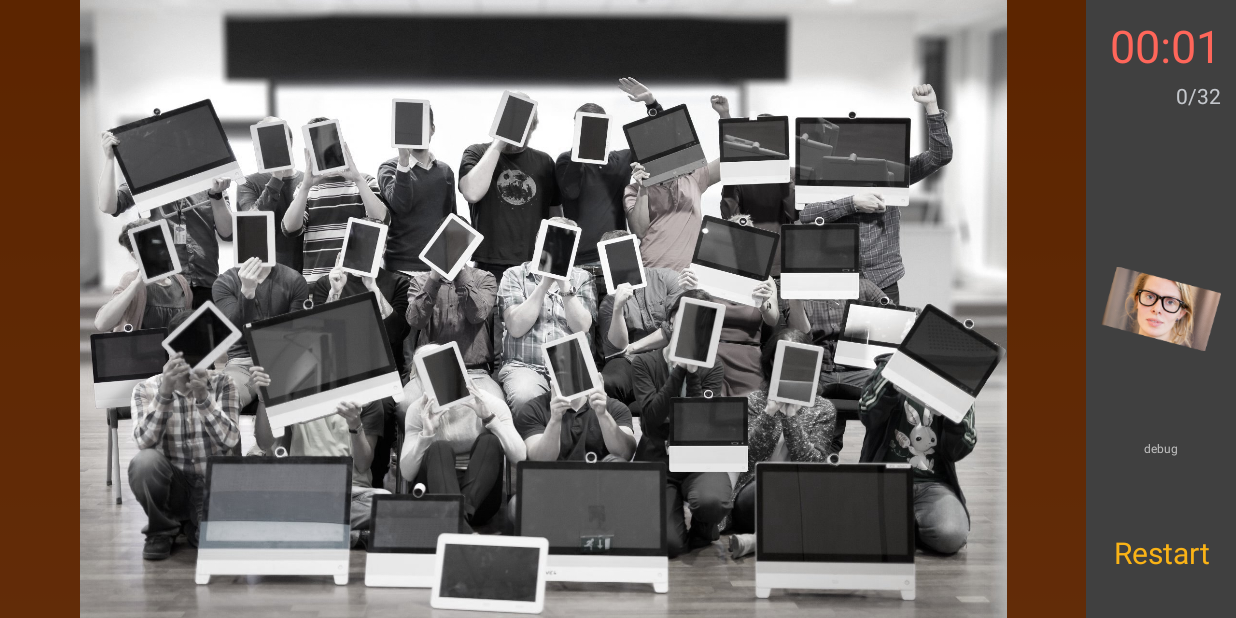
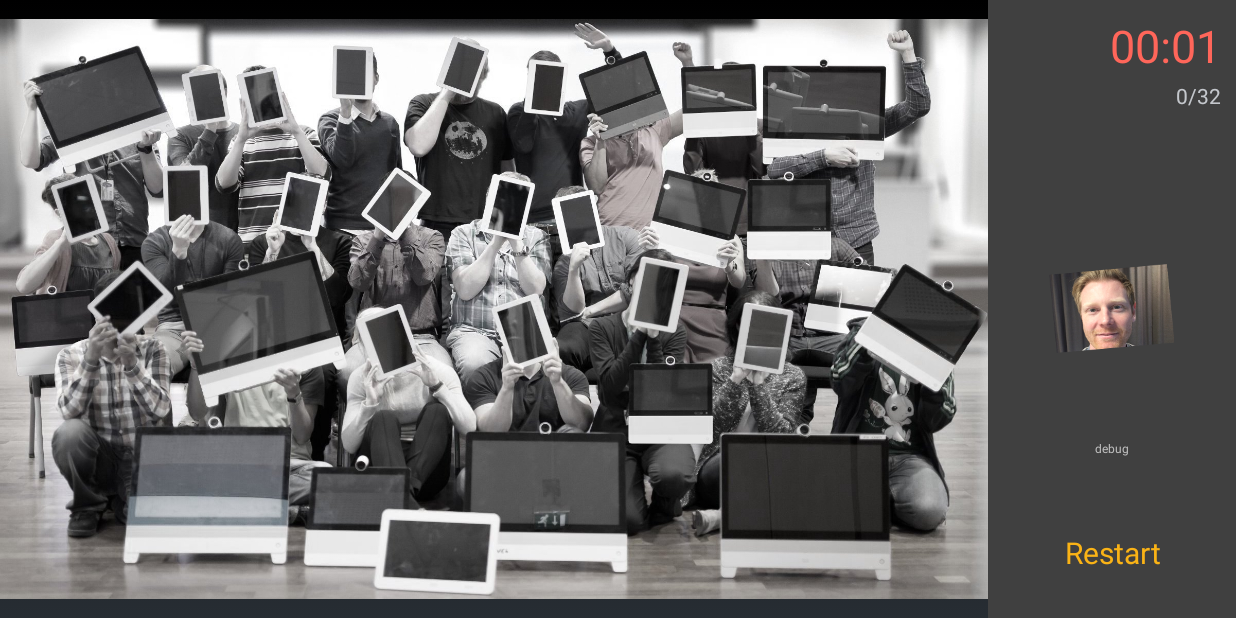
Before and after one commit to bjolseth/photogame, an Android app: the screen it shows after launch (GameActivity), after a tap on "Start", on a phone screen of 824 x 412 dp (held sideways). Run offline under Robolectric (Android 15) with nearby library versions, the phone set to English and light mode, and no system bars.

Commit message:
Good positions for all images. Resized image

```diff
--- a/app/src/main/java/com/cisco/photogame/GameController.java
+++ b/app/src/main/java/com/cisco/photogame/GameController.java
@@ -26,7 +26,9 @@ public class GameController {
     private Context context;
     private long startTime;
     private int totalDudeCount;
-    private final float scaleFactor = 1.21f; // todo find out what this actually should be on iltempo
+
+    // todo should be able to calculate this from image scaling measurements at runtime
+    private final float scaleFactor = 1.37f;
     private Handler timer;
     private SoundController soundController;
 
@@ -42,10 +44,15 @@ public class GameController {
     }
 
     private void setNextPiece() {
-        int index = (int) Math.floor(Math.random() * dudes.size());
-        currentPiece = dudes.remove(index);
-        ((ImageView) game.findViewById(R.id.puzzle_piece)).setImageResource(currentPiece.getBitmapId());
-        updateProgress();
+        //int index = (int) Math.floor(Math.random() * dudes.size());
+        int index = 0;
+        if (dudes.get(index) != null) {
+            currentPiece = dudes.remove(index);
+            ((ImageView) game.findViewById(R.id.puzzle_piece)).setImageResource(currentPiece.getBitmapId());
+            updateProgress();
+        }
+        else
+            debug2("Couldn't locate next piece index %d, dude size=%d", index, dudes.size());
     }
 
     private void startGame() {
@@ -141,7 +148,7 @@ public class GameController {
     }
 
     private void spotFound(Point pos, Dude dude) {
-        debug("Found spot for %s", dude.getName());
+        //debug("Found spot for %s", dude.getName());
         addPieceToBoard(pos, dude);
 
         if (! dudes.isEmpty()) {
--- a/app/src/main/java/com/cisco/photogame/Positions.java
+++ b/app/src/main/java/com/cisco/photogame/Positions.java
@@ -13,38 +13,39 @@ public class Positions {
 
         int defaultSound = R.raw.lasthore;
 
-        piecePositions.add(new Dude(R.drawable.dude_1, defaultSound, "Tony", new Point(0, 0)));
-        piecePositions.add(new Dude(R.drawable.dude_2, R.raw.lasthore, "Lasse", new Point(0, 0)));
-        piecePositions.add(new Dude(R.drawable.dude_3, R.raw.mweeljoh, "Samaneh, Morten", new Point(465, 841)));
-        piecePositions.add(new Dude(R.drawable.dude_4, R.raw.jensand, "Jens", new Point(0, 0)));
-        piecePositions.add(new Dude(R.drawable.dude_5, R.raw.eivhaarr, "Eivind H", new Point(0, 0)));
-        piecePositions.add(new Dude(R.drawable.dude_6, R.raw.johauge, "Jørgen T", new Point( 1399, 856)));
-        piecePositions.add(new Dude(R.drawable.dude_7, R.raw.geibjune, "Geir", new Point(0, 0)));
-        piecePositions.add(new Dude(R.drawable.dude_8, R.raw.stistryn, "Stian", new Point(0, 0)));
-        piecePositions.add(new Dude(R.drawable.dude_9, R.raw.jensand, "Jens Petter", new Point(0, 0)));
-        piecePositions.add(new Dude(R.drawable.dude_10, R.raw.mbaisgar, "Martin", new Point(1428, 254)));
-        piecePositions.add(new Dude(R.drawable.dude_11, R.raw.hbauge, "Håvard", new Point(0, 0)));
-        piecePositions.add(new Dude(R.drawable.dude_12, R.raw.acideron, "Arthur", new Point(0, 0)));
-        piecePositions.add(new Dude(R.drawable.dude_13, R.raw.krthorse, "Kristian", new Point(0, 0)));
-        piecePositions.add(new Dude(R.drawable.dude_14, R.raw.jtrosby, "Jørgen T", new Point(0, 0)));
-        piecePositions.add(new Dude(R.drawable.dude_15, R.raw.vhammer, "Vegard", new Point(0, 0)));
-        piecePositions.add(new Dude(R.drawable.dude_16, R.raw.gpouzera, "Gaël", new Point(0, 0)));
-        piecePositions.add(new Dude(R.drawable.dude_17, R.raw.peknudse, "Petter", new Point(0, 0)));
-        piecePositions.add(new Dude(R.drawable.dude_18, R.raw.heide, "Hans Petter", new Point(291, 245)));
-        piecePositions.add(new Dude(R.drawable.dude_19, defaultSound, "Ainhoa", new Point(0, 0)));
-        piecePositions.add(new Dude(R.drawable.dude_20, R.raw.tbjolset, "Tore", new Point(0, 0)));
-        piecePositions.add(new Dude(R.drawable.dude_21, R.raw.msvennin, "Marve", new Point(0, 0)));
-        piecePositions.add(new Dude(R.drawable.dude_22, defaultSound, "Indrajit", new Point(0, 0)));
-        piecePositions.add(new Dude(R.drawable.dude_23, R.raw.kpeters, "Kalle", new Point(0, 0)));
-        piecePositions.add(new Dude(R.drawable.dude_24, R.raw.kfayelun, "Kristi", new Point(0, 0)));
-        piecePositions.add(new Dude(R.drawable.dude_25, R.raw.emorchbr, "Eivind M B", new Point(0, 0)));
-        piecePositions.add(new Dude(R.drawable.dude_26, R.raw.jogonza4, "Luis", new Point(0, 0)));
-        piecePositions.add(new Dude(R.drawable.dude_27, defaultSound, "Norma", new Point(0, 0)));
-        piecePositions.add(new Dude(R.drawable.dude_28, defaultSound, "Kirti", new Point(0, 0)));
-        piecePositions.add(new Dude(R.drawable.dude_29, defaultSound, "John", new Point(0, 0)));
-        piecePositions.add(new Dude(R.drawable.dude_30, defaultSound, "Lene", new Point(0, 0)));
-        piecePositions.add(new Dude(R.drawable.dude_31, R.raw.adwarpal, "Achyut", new Point(0, 0)));
-        piecePositions.add(new Dude(R.drawable.dude_32, defaultSound, "Bharat", new Point(0, 0)));
+        piecePositions.add(new Dude(R.drawable.dude_1, R.raw.tjosenda, "Tony", new Point(89, 536)));
+        piecePositions.add(new Dude(R.drawable.dude_2, R.raw.lasthore, "Lasse", new Point(1191, 659)));
+        piecePositions.add(new Dude(R.drawable.dude_4, R.raw.jensand, "Jens", new Point(904, 336)));
+        piecePositions.add(new Dude(R.drawable.dude_29, defaultSound, "John", new Point(929, 558)));
+        piecePositions.add(new Dude(R.drawable.dude_25, R.raw.emorchbr, "Eivind M B", new Point(1401, 331)));
+
+        piecePositions.add(new Dude(R.drawable.dude_3, R.raw.mweeljoh, "Samaneh, Morten", new Point(373, 814)));
+        piecePositions.add(new Dude(R.drawable.dude_5, R.raw.eivhaarr, "Eivind H", new Point(775, 945)));
+        piecePositions.add(new Dude(R.drawable.dude_6, R.raw.johauge, "Jørgen H", new Point(1428, 833)));
+        piecePositions.add(new Dude(R.drawable.dude_7, R.raw.geibjune, "Geir", new Point(637, 855)));
+        piecePositions.add(new Dude(R.drawable.dude_8, R.raw.stistryn, "Stian", new Point(1515, 473)));
+        piecePositions.add(new Dude(R.drawable.dude_9, R.raw.jensand, "Jens Petter", new Point(966, 826)));
+        piecePositions.add(new Dude(R.drawable.dude_10, R.raw.mbaisgar, "Martin", new Point(1465, 148)));
+        piecePositions.add(new Dude(R.drawable.dude_11, R.raw.hbauge, "Håvard", new Point(1276, 124)));
+        piecePositions.add(new Dude(R.drawable.dude_12, R.raw.acideron, "Arthur", new Point(1102, 117)));
+        piecePositions.add(new Dude(R.drawable.dude_13, R.raw.krthorse, "Kristian", new Point(972, 124)));
+        piecePositions.add(new Dude(R.drawable.dude_14, R.raw.jtrosby, "Jørgen T", new Point(826, 87)));
+        piecePositions.add(new Dude(R.drawable.dude_15, R.raw.vhammer, "Vegard", new Point(623, 97)));
+        piecePositions.add(new Dude(R.drawable.dude_16, R.raw.gpouzera, "Gaël", new Point(469, 140)));
+        piecePositions.add(new Dude(R.drawable.dude_17, R.raw.peknudse, "Petter", new Point(368, 140)));
+        piecePositions.add(new Dude(R.drawable.dude_18, R.raw.heide, "Hans Petter", new Point(174, 138)));
+        piecePositions.add(new Dude(R.drawable.dude_19, R.raw.aostolaz, "Ainhoa", new Point(142, 340)));
+        piecePositions.add(new Dude(R.drawable.dude_20, R.raw.tbjolset, "Tore", new Point(327, 315)));
+        piecePositions.add(new Dude(R.drawable.dude_21, R.raw.msvennin, "Marve", new Point(534, 327)));
+        piecePositions.add(new Dude(R.drawable.dude_22, defaultSound, "Indrajit", new Point(701, 329)));
+        piecePositions.add(new Dude(R.drawable.dude_23, R.raw.kpeters, "Kalle", new Point(1031, 362)));
+        piecePositions.add(new Dude(R.drawable.dude_24, R.raw.kfayelun, "Kristi", new Point(1242, 330)));
+        piecePositions.add(new Dude(R.drawable.dude_26, R.raw.jogonza4, "Luis", new Point(1657, 527)));
+        piecePositions.add(new Dude(R.drawable.dude_27, defaultSound, "Norma", new Point(1360, 571)));
+        piecePositions.add(new Dude(R.drawable.dude_28, defaultSound, "Kirti", new Point(1170, 490)));
+        piecePositions.add(new Dude(R.drawable.dude_30, R.raw.lbergers, "Lene", new Point(696, 573)));
+        piecePositions.add(new Dude(R.drawable.dude_31, R.raw.adwarpal, "Achyut", new Point(454, 523)));
+        piecePositions.add(new Dude(R.drawable.dude_32, defaultSound, "Bharat", new Point(227, 501)));
         return piecePositions;
     }
 
--- a/app/src/main/res/layout/activity_game.xml
+++ b/app/src/main/res/layout/activity_game.xml
@@ -10,14 +10,12 @@
         android:layout_width="0dp"
         android:layout_height="match_parent"
         android:layout_weight="1"
-        android:background="#9090"
         >
         <ImageView
             android:id="@+id/gamephoto"
             android:layout_width="match_parent"
             android:layout_height="match_parent"
-            android:background="#9900"
-            android:src="@drawable/pralines_gray"
+            android:src="@drawable/pralines_gray2"
             />
         <ImageView
             android:id="@+id/completed_gamephoto"
@@ -30,7 +28,8 @@
 
 
     <RelativeLayout
-        android:layout_width="100dp"
+        android:layout_width="165dp"
+        android:id="@+id/menubar"
         android:layout_height="match_parent"
         android:padding="10dp"
         android:background="@color/darkgray"
```
Also changed, not shown: app/src/main/res/drawable-hdpi/pralines_gray2.jpeg (added), 4 other files.
